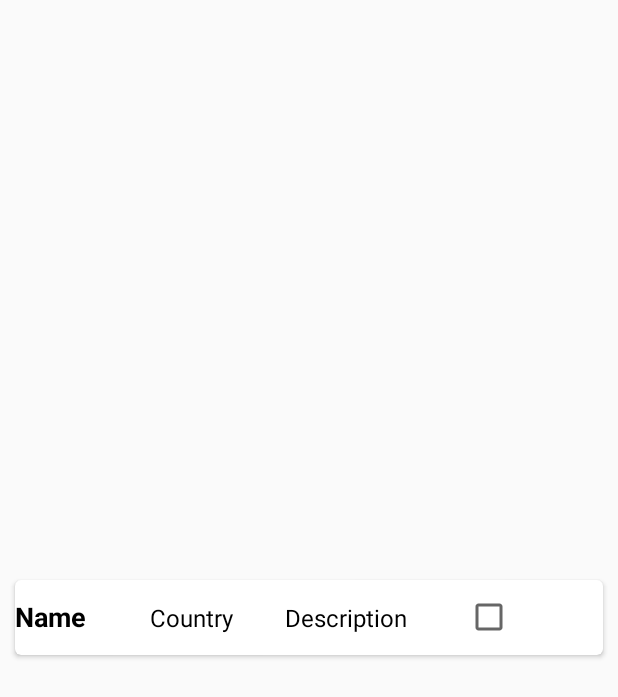
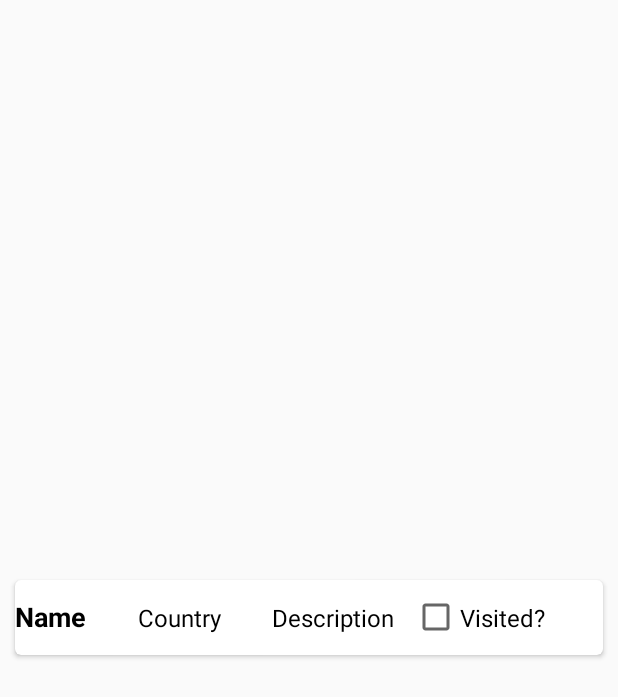
Before and after one commit to adaamko/Utazo, an Android app: the layout destination_card.xml on its own in the app's theme, with its tools: preview values and no code run, on a phone screen of 412 x 824 dp. Shown: the top 697 px of the screen. Run offline under Robolectric (Android 15) with nearby library versions, the phone set to English and light mode, and no system bars.

Commit message:
Update works

```diff
--- a/app/src/main/java/com/example/mobsoft/utazo/UtazoApplicationComponent.java
+++ b/app/src/main/java/com/example/mobsoft/utazo/UtazoApplicationComponent.java
@@ -8,6 +8,7 @@ import com.example.mobsoft.utazo.repository.RepositoryModule;
 import com.example.mobsoft.utazo.ui.UIModule;
 import com.example.mobsoft.utazo.ui.about.AboutPresenter;
 import com.example.mobsoft.utazo.ui.destinations.DestinationsActivity;
+import com.example.mobsoft.utazo.ui.destinations.DestinationsAdapter;
 import com.example.mobsoft.utazo.ui.destinations.DestinationsFragment;
 import com.example.mobsoft.utazo.ui.destinations.DestinationsPresenter;
 import com.example.mobsoft.utazo.ui.details.DetailsActivity;
@@ -40,4 +41,6 @@ public interface UtazoApplicationComponent {
 
     void inject(AboutPresenter aboutPresenter);
 
+    void inject(DestinationsAdapter destinationsAdapter);
+
 }
--- a/app/src/main/res/layout/destination_card.xml
+++ b/app/src/main/res/layout/destination_card.xml
@@ -11,7 +11,7 @@
     card_view:cardCornerRadius="4dp">
 
     <LinearLayout
-        android:layout_width="match_parent"
+        android:layout_width="384dp"
         android:layout_height="match_parent"
         android:orientation="vertical">
 
@@ -23,16 +23,16 @@
 
             <TextView
                 android:id="@+id/tvName"
-                android:layout_width="90dp"
+                android:layout_width="82dp"
                 android:layout_height="50dp"
                 android:text="Name"
                 android:textColor="#000000"
                 android:textSize="18sp"
-                android:textStyle="bold"/>
+                android:textStyle="bold" />
 
             <TextView
                 android:id="@+id/tvCountry"
-                android:layout_width="90dp"
+                android:layout_width="89dp"
                 android:layout_height="50dp"
                 android:text="Country"
                 android:textColor="#000000"
@@ -40,18 +40,19 @@
 
             <TextView
                 android:id="@+id/tvDescription"
-                android:layout_width="120dp"
+                android:layout_width="93dp"
                 android:layout_height="50dp"
                 android:text="Description"
                 android:textColor="#000000"
-                android:textSize="16sp"/>
+                android:textSize="16sp" />
 
             <CheckBox
                 android:id="@+id/tvVisited"
-                android:layout_width="25dp"
+                android:layout_width="100dp"
                 android:layout_height="50dp"
+                android:text="Visited?"
                 android:textColor="#000000"
-                android:textSize="16sp"/>
+                android:textSize="16sp" />
         </LinearLayout>
     </LinearLayout>
 
```
Also changed, not shown: app/src/main/java/com/example/mobsoft/utazo/ui/destinations/DestinationsAdapter.java (+20 -1 lines).
